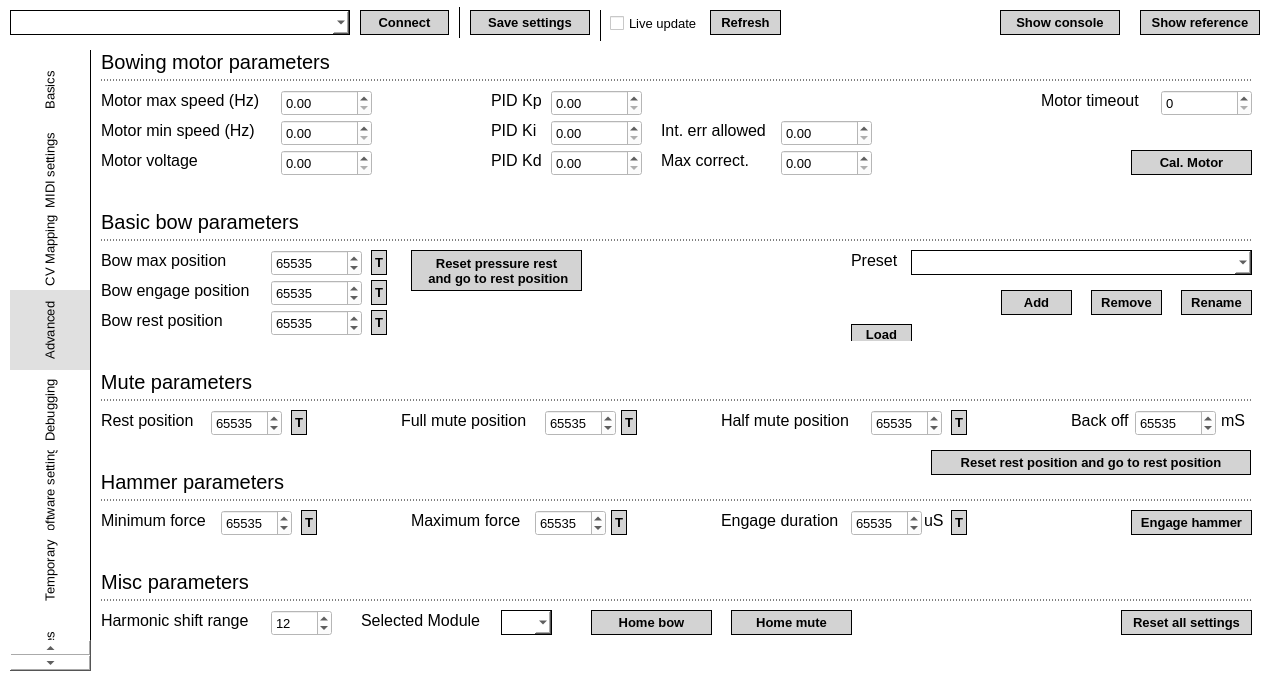
This is farconfig/form.ui in Knaster/EkdahlFarConfig as Qt 5 draws it before an edit. The edited form follows.
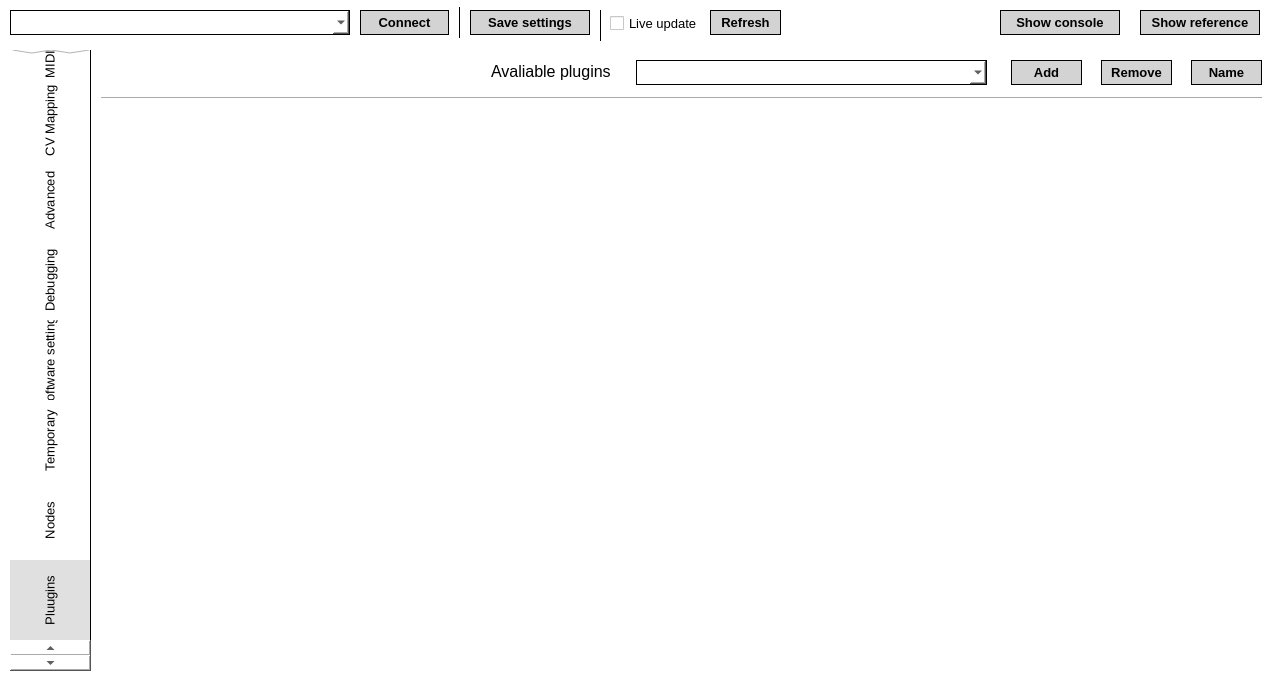
This is the edited form.

Commit message: Added support for plugins and split overall functionality into separate files

What changed in the file:
```diff
--- a/farconfig/form.ui
+++ b/farconfig/form.ui
@@ -875,7 +875,7 @@
     <enum>QTabWidget::Rounded</enum>
    </property>
    <property name="currentIndex">
-    <number>3</number>
+    <number>8</number>
    </property>
    <property name="iconSize">
     <size>
@@ -6773,6 +6773,138 @@
      </layout>
     </widget>
    </widget>
+   <widget class="QWidget" name="tab_plugins">
+    <attribute name="title">
+     <string>Pluugins</string>
+    </attribute>
+    <widget class="QPushButton" name="pushButtonPluginsRemove">
+     <property name="geometry">
+      <rect>
+       <x>1010</x>
+       <y>10</y>
+       <width>71</width>
+       <height>25</height>
+      </rect>
+     </property>
+     <property name="text">
+      <string>Remove</string>
+     </property>
+    </widget>
+    <widget class="QPushButton" name="pushButtonPluginsAdd">
+     <property name="geometry">
+      <rect>
+       <x>920</x>
+       <y>10</y>
+       <width>71</width>
+       <height>25</height>
+      </rect>
+     </property>
+     <property name="text">
+      <string>Add</string>
+     </property>
+    </widget>
+    <widget class="QComboBox" name="comboBoxPlugins">
+     <property name="geometry">
+      <rect>
+       <x>545</x>
+       <y>10</y>
+       <width>351</width>
+       <height>25</height>
+      </rect>
+     </property>
+    </widget>
+    <widget class="QLabel" name="label_67">
+     <property name="geometry">
+      <rect>
+       <x>400</x>
+       <y>11</y>
+       <width>131</width>
+       <height>20</height>
+      </rect>
+     </property>
+     <property name="text">
+      <string>Avaliable plugins</string>
+     </property>
+    </widget>
+    <widget class="Line" name="line_21">
+     <property name="geometry">
+      <rect>
+       <x>10</x>
+       <y>40</y>
+       <width>1161</width>
+       <height>16</height>
+      </rect>
+     </property>
+     <property name="orientation">
+      <enum>Qt::Horizontal</enum>
+     </property>
+    </widget>
+    <widget class="QPushButton" name="pushButtonPluginsName">
+     <property name="geometry">
+      <rect>
+       <x>1100</x>
+       <y>10</y>
+       <width>71</width>
+       <height>25</height>
+      </rect>
+     </property>
+     <property name="text">
+      <string>Name</string>
+     </property>
+    </widget>
+    <widget class="QScrollArea" name="scrollPlugins">
+     <property name="geometry">
+      <rect>
+       <x>20</x>
+       <y>50</y>
+       <width>1151</width>
+       <height>571</height>
+      </rect>
+     </property>
+     <property name="frameShape">
+      <enum>QFrame::NoFrame</enum>
+     </property>
+     <property name="horizontalScrollBarPolicy">
+      <enum>Qt::ScrollBarAlwaysOff</enum>
+     </property>
+     <property name="widgetResizable">
+      <bool>true</bool>
+     </property>
+     <widget class="QWidget" name="scrollAreaContentsPlugins">
+      <property name="geometry">
+       <rect>
+        <x>0</x>
+        <y>0</y>
+        <width>1151</width>
+        <height>571</height>
+       </rect>
+      </property>
+      <property name="sizePolicy">
+       <sizepolicy hsizetype="Expanding" vsizetype="Minimum">
+        <horstretch>0</horstretch>
+        <verstretch>0</verstretch>
+       </sizepolicy>
+      </property>
+      <property name="minimumSize">
+       <size>
+        <width>1146</width>
+        <height>0</height>
+       </size>
+      </property>
+      <widget class="QWidget" name="layoutWidget">
+       <property name="geometry">
+        <rect>
+         <x>0</x>
+         <y>-1</y>
+         <width>1141</width>
+         <height>571</height>
+        </rect>
+       </property>
+       <layout class="QVBoxLayout" name="verticalLayoutPlugins"/>
+      </widget>
+     </widget>
+    </widget>
+   </widget>
   </widget>
   <widget class="QPushButton" name="pushButtonShowConsole">
    <property name="geometry">
```
The commit also changes 26 other files.
